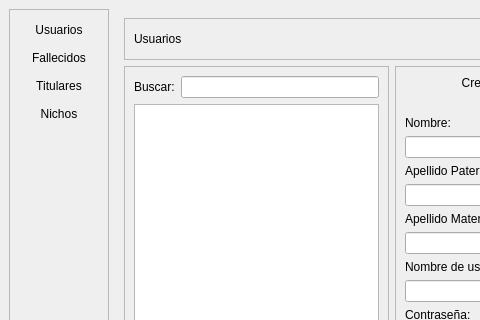
The window that niches/view/ui/main_window.ui (degorck/enduring-chambers) describes before a commit, drawn with Qt 5; both pictures show x 0 to 480 and y 0 to 320 of the 819 by 631 pixel window.
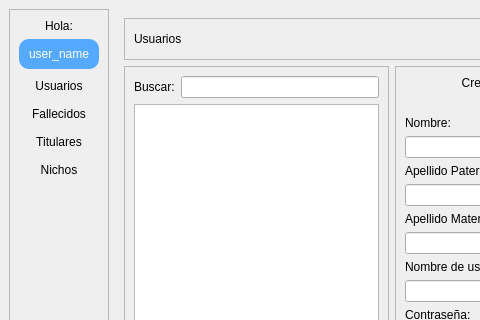
The same window after the commit. The open tabs and pages were chosen to show the change. Icons and pictures are not drawn.

```diff
--- a/niches/view/ui/main_window.ui
+++ b/niches/view/ui/main_window.ui
@@ -45,6 +45,34 @@
        <enum>QFrame::Raised</enum>
       </property>
       <layout class="QVBoxLayout" name="verticalLayout_5">
+       <item>
+        <widget class="QLabel" name="label_welcome">
+         <property name="text">
+          <string>Hola:</string>
+         </property>
+         <property name="alignment">
+          <set>Qt::AlignCenter</set>
+         </property>
+        </widget>
+       </item>
+       <item>
+        <widget class="QLabel" name="label_welcome_user_name">
+         <property name="styleSheet">
+          <string notr="true">QLabel{
+	background-color: rgb(85, 170, 255);
+	color: rgb(255, 255, 255);
+	padding: 8px 8px;
+	border-radius: 10px;
+}</string>
+         </property>
+         <property name="text">
+          <string>user_name</string>
+         </property>
+         <property name="alignment">
+          <set>Qt::AlignCenter</set>
+         </property>
+        </widget>
+       </item>
        <item>
         <widget class="QPushButton" name="push_button_users">
          <property name="font">
```
Left out of the diff: 55 changed lines with no effect on the pictures.
